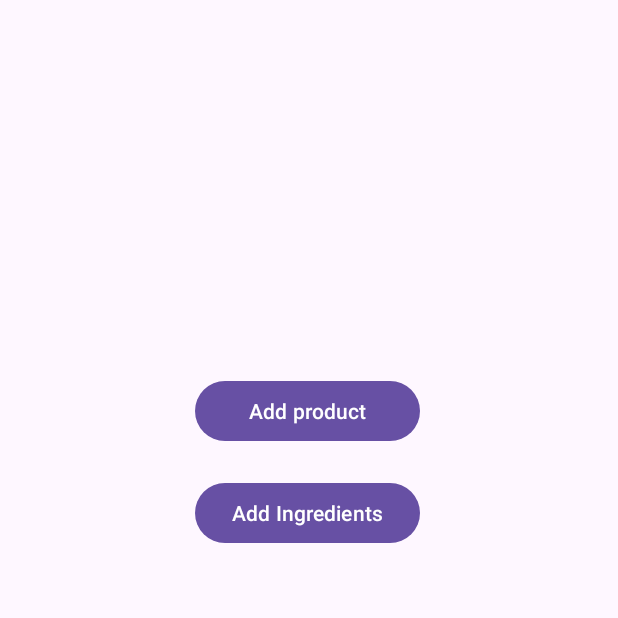
After one commit to Mehrose813/BarcodeBuddy, an Android app: the fragment AdminHomeFragment shown on its own in the app's theme, on a phone screen of 412 x 824 dp, the top half of it. The commit adds this screen. Run offline under Robolectric (Android 15) with nearby library versions, the phone set to English and light mode, and no system bars.

Commit message:
fragments admin

```diff
--- a/app/src/main/AndroidManifest.xml
+++ b/app/src/main/AndroidManifest.xml
@@ -12,6 +12,12 @@
         android:supportsRtl="true"
         android:theme="@style/Theme.BarcodeBuddy"
         tools:targetApi="31">
+        <activity
+            android:name=".AddIngredientActivity"
+            android:exported="false" />
+        <activity
+            android:name=".AddProductActivity"
+            android:exported="false" />
         <activity
             android:name=".AdminMainActivity"
             android:exported="false" />
--- /dev/null
+++ b/app/src/main/java/com/example/barcodebuddy/AdminHomeFragment.java
@@ -0,0 +1,89 @@
+package com.example.barcodebuddy;
+
+import android.content.Intent;
+import android.os.Bundle;
+
+import androidx.fragment.app.Fragment;
+
+import android.view.LayoutInflater;
+import android.view.View;
+import android.view.ViewGroup;
+import android.widget.Button;
+
+/**
+ * A simple {@link Fragment} subclass.
+ * Use the {@link AdminHomeFragment#newInstance} factory method to
+ * create an instance of this fragment.
+ */
+public class AdminHomeFragment extends Fragment {
+Button btnAddProduct,btnAddIngredients;
+    // TODO: Rename parameter arguments, choose names that match
+    // the fragment initialization parameters, e.g. ARG_ITEM_NUMBER
+    private static final String ARG_PARAM1 = "param1";
+    private static final String ARG_PARAM2 = "param2";
+
+    // TODO: Rename and change types of parameters
+    private String mParam1;
+    private String mParam2;
+
+    public AdminHomeFragment() {
+        // Required empty public constructor
+    }
+
+    /**
+     * Use this factory method to create a new instance of
+     * this fragment using the provided parameters.
+     *
+     * @param param1 Parameter 1.
+     * @param param2 Parameter 2.
+     * @return A new instance of fragment AdminHomeFragment.
+     */
+    // TODO: Rename and change types and number of parameters
+    public static AdminHomeFragment newInstance(String param1, String param2) {
+        AdminHomeFragment fragment = new AdminHomeFragment();
+        Bundle args = new Bundle();
+        args.putString(ARG_PARAM1, param1);
+        args.putString(ARG_PARAM2, param2);
+        fragment.setArguments(args);
+        return fragment;
+    }
+
+    @Override
+    public void onCreate(Bundle savedInstanceState) {
+        super.onCreate(savedInstanceState);
+        if (getArguments() != null) {
+            mParam1 = getArguments().getString(ARG_PARAM1);
+            mParam2 = getArguments().getString(ARG_PARAM2);
+        }
+    }
+
+    @Override
+    public View onCreateView(LayoutInflater inflater, ViewGroup container,
+                             Bundle savedInstanceState) {
+        // Inflate the layout for this fragment
+        View view = inflater.inflate(R.layout.fragment_admin_home, container, false);
+
+        btnAddProduct = view.findViewById(R.id.btn_add_product);
+        btnAddIngredients = view.findViewById(R.id.btn_add_ingredients);
+
+        btnAddProduct.setOnClickListener(new View.OnClickListener() {
+            @Override
+            public void onClick(View view) {
+
+                Intent intent = new Intent(getContext(),AddProductActivity.class);
+                startActivity(intent);
+            }
+        });
+        btnAddIngredients.setOnClickListener(new View.OnClickListener() {
+            @Override
+            public void onClick(View view) {
+                Intent intent = new Intent(getContext(), AddIngredientActivity.class);
+                startActivity(intent);
+
+            }
+        });
+
+
+        return view;
+    }
+}
--- /dev/null
+++ b/app/src/main/res/layout/fragment_admin_home.xml
@@ -0,0 +1,29 @@
+<?xml version="1.0" encoding="utf-8"?>
+<LinearLayout xmlns:android="http://schemas.android.com/apk/res/android"
+    xmlns:tools="http://schemas.android.com/tools"
+    android:layout_width="match_parent"
+    android:layout_height="match_parent"
+    android:orientation="vertical"
+    tools:context=".AdminHomeFragment">
+
+    <Button
+        android:id="@+id/btn_add_product"
+        android:layout_width="150dp"
+        android:layout_height="wrap_content"
+        android:text="Add product"
+        android:layout_marginTop="250dp"
+        android:layout_marginStart="130dp"
+        />
+
+    <Button
+        android:id="@+id/btn_add_ingredients"
+        android:layout_width="150dp"
+        android:layout_height="wrap_content"
+        android:text="Add Ingredients"
+        android:layout_marginTop="20dp"
+        android:layout_marginStart="130dp"
+        />
+
+
+
+</LinearLayout>
--- a/app/src/main/res/values/strings.xml
+++ b/app/src/main/res/values/strings.xml
@@ -20,5 +20,7 @@
     <!-- TODO: Remove or change this placeholder text -->
     <string name="profileFragment">Profile Information</string>
     <string name="edit_button">Edit</string>
+    <!-- TODO: Remove or change this placeholder text -->
+    <string name="hello_blank_fragment">Hello blank fragment</string>
 
 </resources>
```
Also changed, not shown: app/src/main/java/com/example/barcodebuddy/AddIngredientActivity.java (added, +24 -0 lines), app/src/main/java/com/example/barcodebuddy/AddProductActivity.java (added, +24 -0 lines), app/src/main/java/com/example/barcodebuddy/AdminMainActivity.java (+36 -5 lines), app/src/main/java/com/example/barcodebuddy/AdminProfileFragment.java (added, +64 -0 lines), app/src/main/java/com/example/barcodebuddy/AdminStatusFragment.java (added, +64 -0 lines), app/src/main/java/com/example/barcodebuddy/Profile.java (+15 -0 lines), app/src/main/res/layout/activity_add_ingredient.xml (added, +10 -0 lines), app/src/main/res/layout/activity_add_product.xml (added, +10 -0 lines), app/src/main/res/layout/activity_admin_main.xml (+19 -2 lines), app/src/main/res/layout/fragment_admin_profile.xml (added, +14 -0 lines), app/src/main/res/layout/fragment_admin_status.xml (added, +14 -0 lines), app/src/main/res/menu/btm_nav_admin.xml (added, +16 -0 lines).
